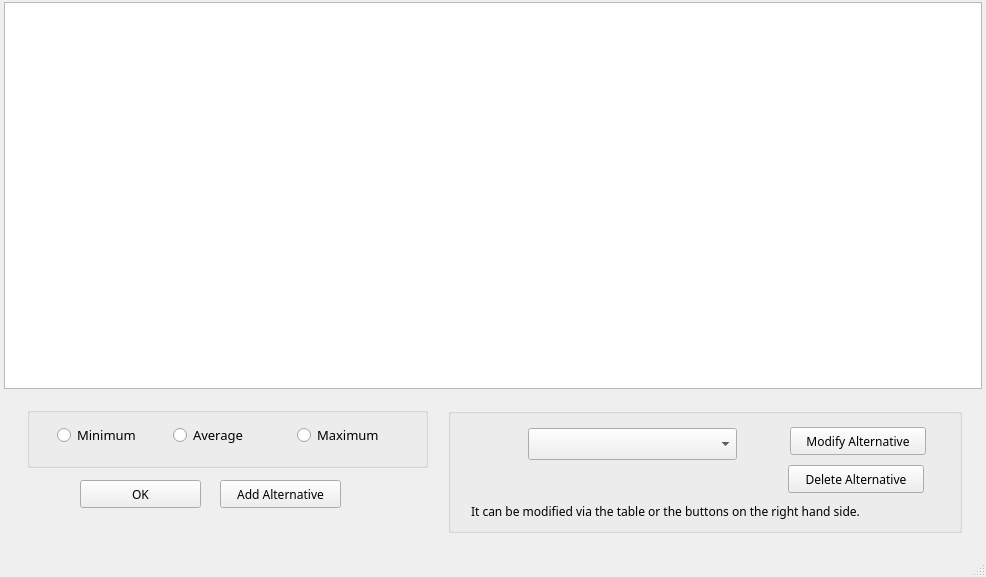
javilopez27/GMAA, file alternativeConsequences.ui: the form before one commit.
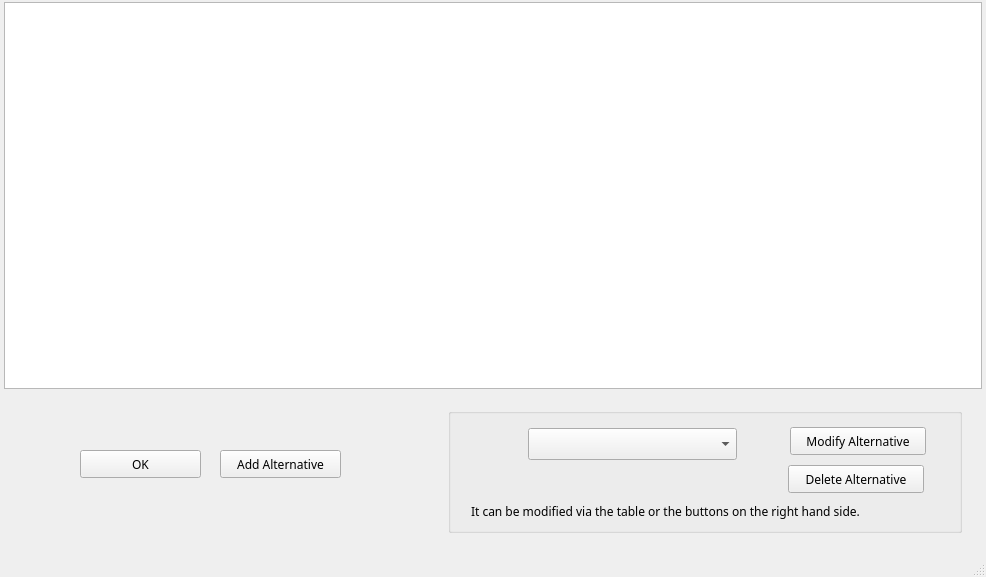
The form after the commit.

The edit to the form file:
```diff
--- a/alternativeConsequences.ui
+++ b/alternativeConsequences.ui
@@ -44,81 +44,11 @@
      <bool>true</bool>
     </attribute>
    </widget>
-   <widget class="QGroupBox" name="groupBox">
-    <property name="geometry">
-     <rect>
-      <x>27</x>
-      <y>407</y>
-      <width>401</width>
-      <height>61</height>
-     </rect>
-    </property>
-    <property name="title">
-     <string/>
-    </property>
-    <widget class="QRadioButton" name="radioBMaximum">
-     <property name="geometry">
-      <rect>
-       <x>270</x>
-       <y>10</y>
-       <width>119</width>
-       <height>36</height>
-      </rect>
-     </property>
-     <property name="font">
-      <font>
-       <family>Neue Haas Grotesk Text Pro Extr</family>
-       <pointsize>10</pointsize>
-      </font>
-     </property>
-     <property name="text">
-      <string>Maximum</string>
-     </property>
-    </widget>
-    <widget class="QRadioButton" name="radioBAverage">
-     <property name="geometry">
-      <rect>
-       <x>146</x>
-       <y>10</y>
-       <width>119</width>
-       <height>36</height>
-      </rect>
-     </property>
-     <property name="font">
-      <font>
-       <family>Neue Haas Grotesk Text Pro Extr</family>
-       <pointsize>10</pointsize>
-      </font>
-     </property>
-     <property name="text">
-      <string>Average</string>
-     </property>
-    </widget>
-    <widget class="QRadioButton" name="radioBMinimum">
-     <property name="geometry">
-      <rect>
-       <x>30</x>
-       <y>10</y>
-       <width>110</width>
-       <height>36</height>
-      </rect>
-     </property>
-     <property name="font">
-      <font>
-       <family>Neue Haas Grotesk Text Pro Extr</family>
-       <pointsize>10</pointsize>
-      </font>
-     </property>
-     <property name="text">
-      <string>Minimum</string>
-     </property>
-    </widget>
-   </widget>
    <widget class="QPushButton" name="pushButtonOkAC">
     <property name="geometry">
      <rect>
       <x>80</x>
-      <y>480</y>
+      <y>450</y>
       <width>121</width>
       <height>28</height>
      </rect>
@@ -145,7 +75,7 @@
     <property name="geometry">
      <rect>
       <x>220</x>
-      <y>480</y>
+      <y>450</y>
       <width>121</width>
       <height>28</height>
      </rect>
```
